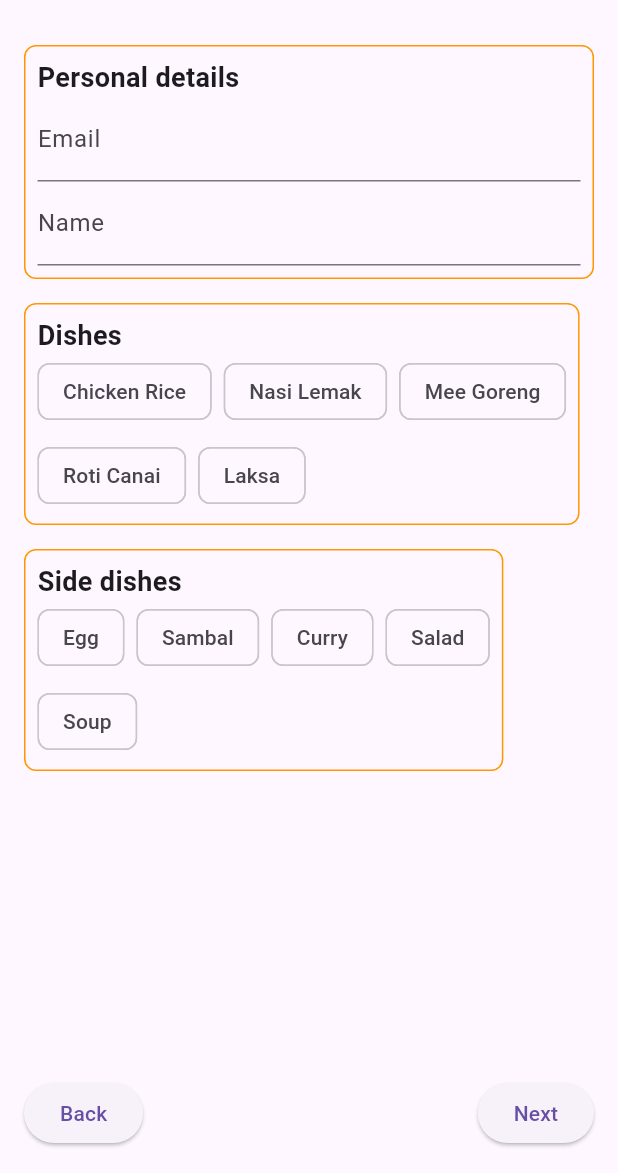
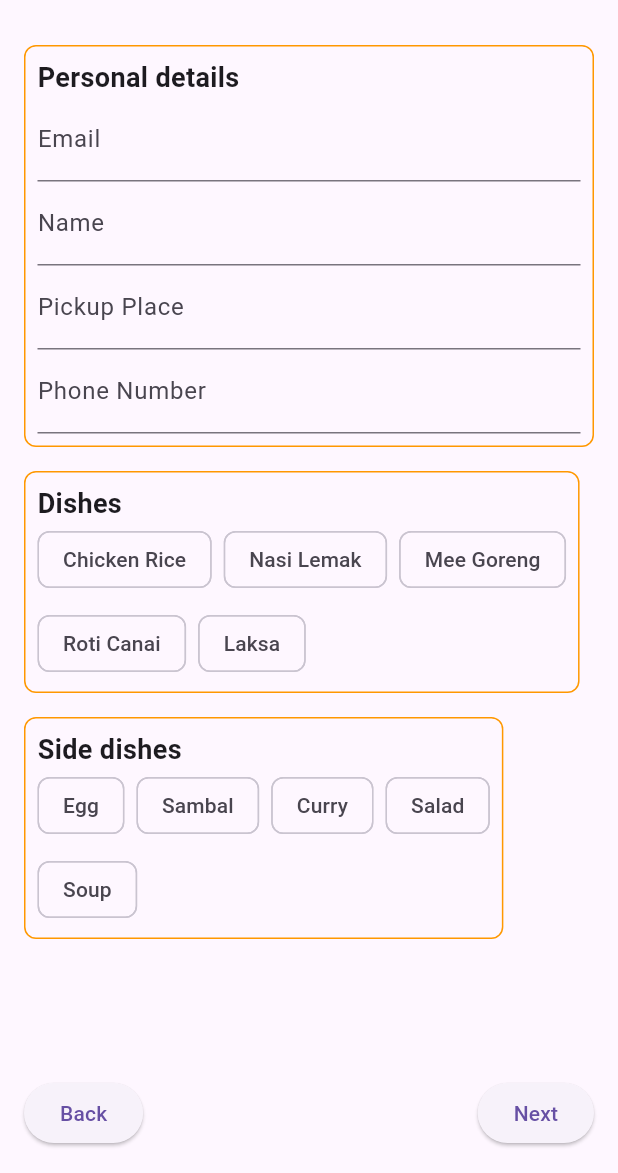
Before and after one commit to Laikaichian22/food-ordering-and-delivering-application, a Flutter app: the screen it shows after launch, on a phone screen of 412 x 824 dp, the part 63-1236 px from its top. Run offline on Flutter 3.47's test engine with Material 3 defaults, Android fonts, the phone set to English and light mode, and no system bars; our stand-ins replace cloud_firestore, firebase_auth, firebase_core, firebase_storage, get, image_picker and 1 more; missing offline and left inert: dart:ffi; accounts and stored records are empty.

```diff
--- a/lib/main.dart
+++ b/lib/main.dart
@@ -3,6 +3,7 @@ import 'package:firebase_core/firebase_core.dart';
 import 'package:flutter_application_1/src/features/auth/screens/welcome/welcome_page.dart';
 import 'package:flutter_application_1/firebase_options.dart';
 import 'package:flutter_application_1/src/features/users/customer/order_detail.dart';
+import 'package:flutter_application_1/src/features/users/customer/payment_methode.dart';
 import 'package:flutter_application_1/src/features/users/customer/view_order.dart';
 import 'package:flutter_application_1/src/routing/routes.dart';
 
--- a/lib/src/features/users/customer/order_detail.dart
+++ b/lib/src/features/users/customer/order_detail.dart
@@ -1,44 +1,17 @@
 import 'package:flutter/material.dart';
-import 'dart:async';
-import 'package:flutter/material.dart';
-import 'package:cloud_firestore/cloud_firestore.dart';
-import 'package:flutter/material.dart';
-import 'package:flutter_application_1/services/auth/auth_service.dart';
-import 'package:flutter_application_1/src/constants/decoration.dart';
-import 'package:flutter_application_1/src/constants/text_strings.dart';
-import 'package:flutter_application_1/src/features/auth/screens/profile/profile.dart';
-import 'package:flutter_application_1/src/routing/routes_const.dart';
-
-
-
 
 class OrderDetails extends StatefulWidget {
   @override
- State<OrderDetails> createState() => _ViewOrderState();
-  Widget build(BuildContext context) {
-    return MaterialApp(
-      title: 'UmaiFood',
-      theme: ThemeData(
-        primarySwatch: Colors.orange,
-      ),
-
-    );
+  State<OrderDetails> createState() => _ViewOrderState();
 }
 
-  }
 class _ViewOrderState extends State<OrderDetails> {
   String _email = '';
-
-  // A variable to store the user's name
   String _name = '';
-
-  // A variable to store the user's selected dishes
+  String _pickupPlace = '';
+  String _phoneNumber = '';
   List<String> _dishes = [];
-
-  // A variable to store the user's selected side dishes
   List<String> _sideDishes = [];
-
-  // A list of available dishes
   List<String> _dishOptions = [
     'Chicken Rice',
     'Nasi Lemak',
@@ -46,8 +19,6 @@ class _ViewOrderState extends State<OrderDetails> {
     'Roti Canai',
     'Laksa',
   ];
-
-  // A list of available side dishes
   List<String> _sideDishOptions = [
     'Egg',
     'Sambal',
@@ -56,22 +27,17 @@ class _ViewOrderState extends State<OrderDetails> {
     'Soup',
   ];
 
-  // A method that validates the user's input and navigates to the next page
   void _nextPage() {
-    // Check if the user has entered their email and name
-    if (_email.isEmpty || _name.isEmpty) {
-      // Show a message that the fields are required
+    if (_email.isEmpty || _name.isEmpty || _pickupPlace.isEmpty || _phoneNumber.isEmpty) {
       ScaffoldMessenger.of(context).showSnackBar(
         SnackBar(
-          content: Text('Please enter your email and name'),
+          content: Text('Please fill in all required fields'),
         ),
       );
       return;
     }
 
-    // Check if the user has selected at least one dish
     if (_dishes.isEmpty) {
-      // Show a message that the user needs to select a dish
       ScaffoldMessenger.of(context).showSnackBar(
         SnackBar(
           content: Text('Please select at least one dish'),
@@ -87,7 +53,7 @@ class _ViewOrderState extends State<OrderDetails> {
   Widget build(BuildContext context) {
     return Scaffold(
       appBar: AppBar(
-        title: Text('UmaiFood'),
+        title: const Text('UmaiFood'),
         centerTitle: true,
       ),
       body: Padding(
@@ -95,7 +61,6 @@ class _ViewOrderState extends State<OrderDetails> {
         child: Column(
           crossAxisAlignment: CrossAxisAlignment.start,
           children: [
-            // A container that shows the personal details section
             Container(
               padding: EdgeInsets.all(8.0),
               decoration: BoxDecoration(
@@ -105,46 +70,61 @@ class _ViewOrderState extends State<OrderDetails> {
               child: Column(
                 crossAxisAlignment: CrossAxisAlignment.start,
                 children: [
-                  // A text that shows the personal details section
-                  Text(
+                  const Text(
                     'Personal details',
                     style: TextStyle(
                       fontSize: 18.0,
                       fontWeight: FontWeight.bold,
                     ),
                   ),
-                  // A text field for the user to enter their email
                   TextField(
-                    decoration: InputDecoration(
+                    decoration: const InputDecoration(
                       labelText: 'Email',
                       hintText: 'e.g. alicelee@gmail.com',
                     ),
                     onChanged: (value) {
                       setState(() {
-                        // Update the email variable with the user's input
                         _email = value;
                       });
                     },
                   ),
-                  // A text field for the user to enter their name
                   TextField(
-                    decoration: InputDecoration(
+                    decoration: const InputDecoration(
                       labelText: 'Name',
                       hintText: 'In short form. e.g. AliceLee',
                     ),
                     onChanged: (value) {
                       setState(() {
-                        // Update the name variable with the user's input
                         _name = value;
+                      });
+                    },
+                  ),
+                  TextField(
+                    decoration: const InputDecoration(
+                      labelText: 'Pickup Place',
+                      hintText: 'E.g., Street address, landmark, etc.',
+                    ),
+                    onChanged: (value) {
+                      setState(() {
+                        _pickupPlace = value;
+                      });
+                    },
+                  ),
+                  TextField(
+                    decoration: const InputDecoration(
+                      labelText: 'Phone Number',
+                      hintText: 'E.g., +1 123-456-7890',
+                    ),
+                    onChanged: (value) {
+                      setState(() {
+                        _phoneNumber = value;
                       });
                     },
                   ),
                 ],
               ),
             ),
-            // A spacer widget that adds some vertical space
-            SizedBox(height: 16.0),
-            // A container that shows the dishes section
+            const SizedBox(height: 16.0),
             Container(
               padding: EdgeInsets.all(8.0),
               decoration: BoxDecoration(
@@ -154,31 +134,26 @@ class _ViewOrderState extends State<OrderDetails> {
               child: Column(
                 crossAxisAlignment: CrossAxisAlignment.start,
                 children: [
-                  // A text that shows the dishes section
-                  Text(
+                  const Text(
                     'Dishes',
                     style: TextStyle(
                       fontSize: 18.0,
                       fontWeight: FontWeight.bold,
                     ),
                   ),
-                  // A wrap widget that shows the dish options as chips
                   Wrap(
                     spacing: 8.0,
                     runSpacing: 8.0,
                     children: _dishOptions.map((dish) {
-                      // A variable to store if the dish is selected or not
                       bool isSelected = _dishes.contains(dish);
                       return FilterChip(
                         label: Text(dish),
                         selected: isSelected,
                         onSelected: (value) {
                           setState(() {
-                            // If the dish is selected, add it to the dishes list
                             if (value) {
                               _dishes.add(dish);
                             } else {
-                              // If the dish is unselected, remove it from the dishes list
                               _dishes.remove(dish);
                             }
                           });
@@ -189,9 +164,7 @@ class _ViewOrderState extends State<OrderDetails> {
                 ],
               ),
             ),
-            // A spacer widget that adds some vertical space
-            SizedBox(height: 16.0),
-            // A container that shows the side dishes section
+            const SizedBox(height: 16.0),
             Container(
               padding: EdgeInsets.all(8.0),
               decoration: BoxDecoration(
@@ -201,7 +174,6 @@ class _ViewOrderState extends State<OrderDetails> {
               child: Column(
                 crossAxisAlignment: CrossAxisAlignment.start,
                 children: [
-                  // A text that shows the side dishes section
                   Text(
                     'Side dishes',
                     style: TextStyle(
@@ -209,23 +181,19 @@ class _ViewOrderState extends State<OrderDetails> {
                       fontWeight: FontWeight.bold,
                     ),
                   ),
-                  // A wrap widget that shows the side dish options as chips
                   Wrap(
                     spacing: 8.0,
                     runSpacing: 8.0,
                     children: _sideDishOptions.map((sideDish) {
-                      // A variable to store if the side dish is selected or not
                       bool isSelected = _sideDishes.contains(sideDish);
                       return FilterChip(
                         label: Text(sideDish),
                         selected: isSelected,
                         onSelected: (value) {
                           setState(() {
-                            // If the side dish is selected, add it to the side dishes list
                             if (value) {
                               _sideDishes.add(sideDish);
                             } else {
-                              // If the side dish is unselected, remove it from the side dishes list
                               _sideDishes.remove(sideDish);
                             }
                           });
@@ -236,25 +204,35 @@ class _ViewOrderState extends State<OrderDetails> {
                 ],
               ),
             ),
-            // A spacer widget that takes up the remaining space
-            Spacer(),
-            // A row that shows the back and next buttons
+            const Spacer(),
             Row(
               mainAxisAlignment: MainAxisAlignment.spaceBetween,
               children: [
-                // A back button that goes to the previous page
                 ElevatedButton(
-                  child: Text('Back'),
+                  child: const Text('Back'),
                   onPressed: () {
                     // TODO: Add logic for going to the previous page
                   },
                 ),
-                // A next button that goes to the next page
                 ElevatedButton(
-                  child: Text('Next'),
-                  onPressed:(){},
-                  )
-                  ])
+                  child: const Text('Next'),
+                  onPressed: _nextPage,
+                ),
+              ],
+            ),
           ],
-          )  ));
-                  }}
+        ),
+      ),
+    );
+  }
+}
+
+void main() {
+  runApp(MaterialApp(
+    title: 'UmaiFood',
+    theme: ThemeData(
+      primarySwatch: Colors.orange,
+    ),
+    home: OrderDetails(),
+  ));
+}
```
Also changed, not shown: lib/src/features/users/customer/payment_methode.dart (added, +115 -0 lines), lib/src/features/users/customer/view_order.dart (+14 -9 lines).
